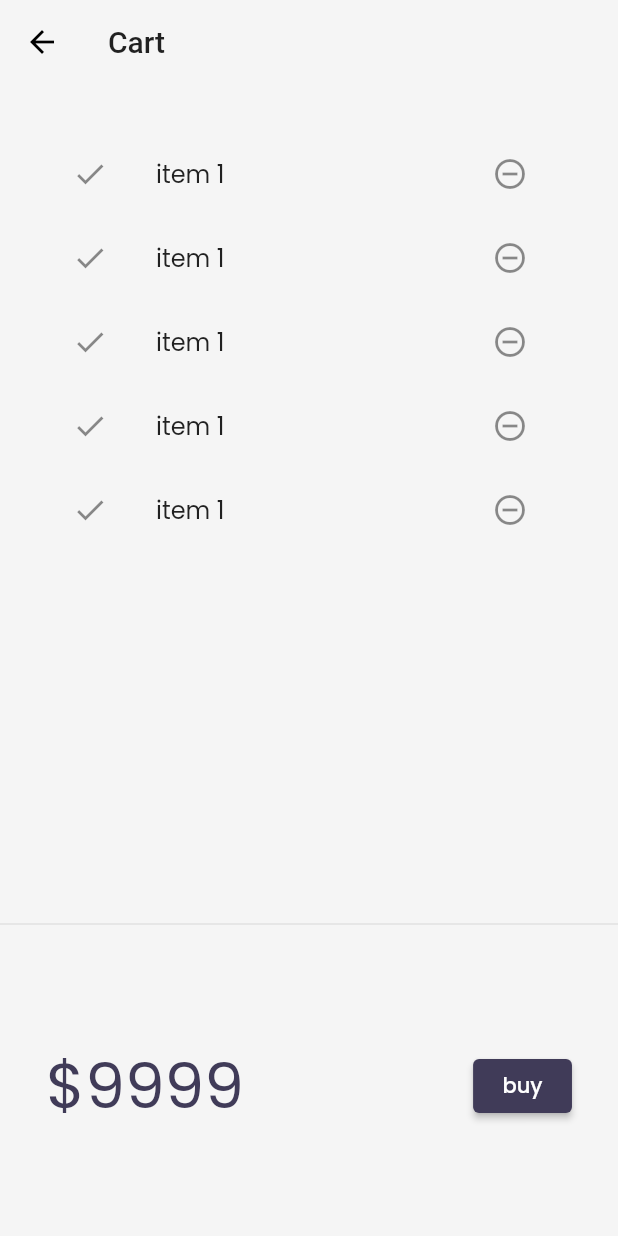
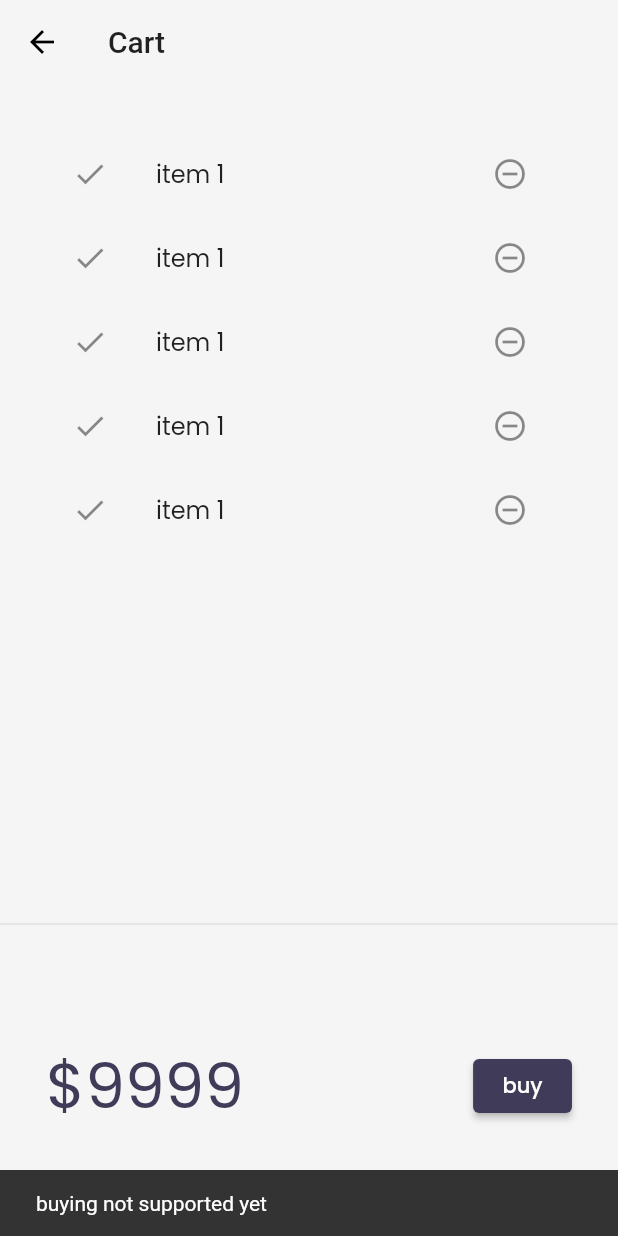
Before and after one commit to AnasBaqai/Catalog_APP, a Flutter app: the CartPage screen opened by its route, after a tap on the "remove circle outline" icon, on a phone screen of 412 x 824 dp. Run offline on Flutter 3.47's test engine with Material 2 defaults, Android fonts, the phone set to English and light mode, and no system bars; our stand-ins replace faker, google_fonts, velocity_x; network calls fail.

Commit message:
day20completed

```diff
--- a/lib/models/items.dart
+++ b/lib/models/items.dart
@@ -4,11 +4,11 @@ class CatalogModel {
   static List<Item> items = [];
 
 //get item by ID;
-  static Item getById(int id) =>
+  Item getById(int id) =>
       items.firstWhere((element) => element.id == id, orElse: null);
 
 // get item by position
-  static Item getByPosition(int pos) => items[pos];
+  Item getByPosition(int pos) => items[pos];
 }
 
 class Item {
--- a/lib/pages/cart_page.dart
+++ b/lib/pages/cart_page.dart
@@ -59,7 +59,11 @@ class _CartList extends StatelessWidget {
       itemBuilder: (context, index) => ListTile(
         leading: Icon(Icons.done),
         trailing: IconButton(
-            onPressed: () {}, icon: Icon(Icons.remove_circle_outline)),
+            onPressed: () {
+              ScaffoldMessenger.of(context).showSnackBar(
+                  SnackBar(content: "buying not supported yet".text.make()));
+            },
+            icon: Icon(Icons.remove_circle_outline)),
         title: "item 1".text.make(),
       ),
     );
--- a/lib/widgets/home_widgets/catalog_list.dart
+++ b/lib/widgets/home_widgets/catalog_list.dart
@@ -15,7 +15,7 @@ class CatalogList extends StatelessWidget {
       shrinkWrap: true,
       itemCount: CatalogModel.items.length,
       itemBuilder: (context, index) {
-        final catalog = CatalogModel.getByPosition(index);
+        final catalog = CatalogModel.items[index];
         return InkWell(
           onTap: () => Navigator.push(
             context,
```
Also changed, not shown: lib/models/cart.dart (added, +31 -0 lines).
